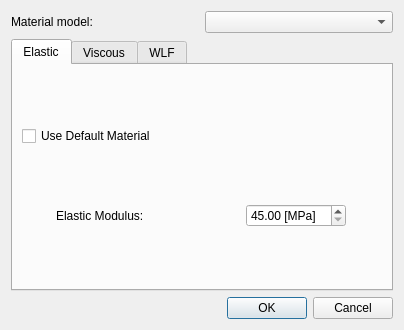
This is DlgNewMaterial.ui in LuisCarlosRojasTorres/ViscoQT as Qt 5 draws it before an edit. The edited form follows.
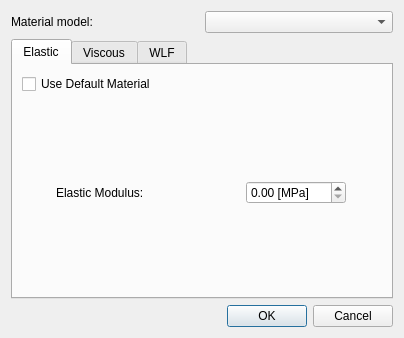
This is the edited form. The open tabs and pages were chosen to show the change.

Commit message:
A interface gráfica do viscousTableWidget
 - O CheckBox para setar valores default da viscousTableWidget foi realizado.

- TODO: O back end do DlgNewRiser deve ser realizado, a partir dos dados inseridos deve ser instanciado um objeto linearViscoelastic que será utilizado pela MainWindows

```diff
--- a/DlgNewMaterial.ui
+++ b/DlgNewMaterial.ui
@@ -52,7 +52,7 @@
            <property name="minimumSize">
             <size>
              <width>150</width>
-             <height>0</height>
+             <height>186</height>
             </size>
            </property>
            <property name="maximumSize">
@@ -87,13 +87,13 @@
             <number>2</number>
            </property>
            <property name="minimum">
-            <double>45.000000000000000</double>
+            <double>0.000000000000000</double>
            </property>
            <property name="maximum">
             <double>200.000000000000000</double>
            </property>
            <property name="value">
-            <double>45.000000000000000</double>
+            <double>0.000000000000000</double>
            </property>
           </widget>
          </item>
```
Left out of the diff: 8 changed lines with no effect on the pictures. The commit also changes 2 other files.
